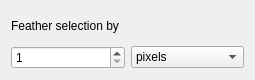
KDE/krita, file krita/plugins/extensions/modify_selection/wdg_feather_selection.ui: the form before one commit.
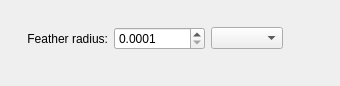
The form after the commit.

Commit message:
Rework modify selection dialogs.
Add all supported units by KoUnit to border, feather, grow and shrink
selection dialogs.
Fix the layout of the dialogs.

Thanks to Boudewijn Rempt for review.
Thanks to Sven Langkamp for his help.

The edit to the form file:
```diff
--- a/krita/plugins/extensions/modify_selection/wdg_feather_selection.ui
+++ b/krita/plugins/extensions/modify_selection/wdg_feather_selection.ui
@@ -6,40 +6,117 @@
    <rect>
     <x>0</x>
     <y>0</y>
-    <width>255</width>
-    <height>80</height>
+    <width>340</width>
+    <height>86</height>
    </rect>
   </property>
   <layout class="QGridLayout">
-   <item row="1" column="0">
-    <widget class="QSpinBox" name="radiusSpinBox">
-     <property name="minimum">
-      <number>1</number>
-     </property>
-     <property name="maximum">
-      <number>10000</number>
-     </property>
-     <property name="value">
-      <number>1</number>
-     </property>
-    </widget>
-   </item>
    <item row="1" column="1">
-    <widget class="QComboBox" name="comboBox1">
-     <item>
-      <property name="text">
-       <string>pixels</string>
-      </property>
-     </item>
-    </widget>
-   </item>
-   <item row="0" column="0">
     <widget class="QLabel" name="textLabel1">
      <property name="text">
-      <string>Feather selection by</string>
+      <string>Feather radius:</string>
      </property>
+     <property name="alignment">
+      <set>Qt::AlignRight|Qt::AlignTrailing|Qt::AlignVCenter</set>
+     </property>
     </widget>
    </item>
+   <item row="2" column="1">
+    <spacer name="verticalSpacer_2">
+     <property name="orientation">
+      <enum>Qt::Vertical</enum>
+     </property>
+     <property name="sizeType">
+      <enum>QSizePolicy::MinimumExpanding</enum>
+     </property>
+     <property name="sizeHint" stdset="0">
+      <size>
+       <width>20</width>
+       <height>16</height>
+      </size>
+     </property>
+    </spacer>
+   </item>
+   <item row="0" column="1">
+    <spacer name="verticalSpacer">
+     <property name="orientation">
+      <enum>Qt::Vertical</enum>
+     </property>
+     <property name="sizeType">
+      <enum>QSizePolicy::Fixed</enum>
+     </property>
+     <property name="sizeHint" stdset="0">
+      <size>
+       <width>20</width>
+       <height>16</height>
+      </size>
+     </property>
+    </spacer>
+   </item>
+   <item row="1" column="2">
+    <widget class="QSpinBox" name="spbRadius">
+     <property name="minimum">
+      <number>1</number>
+     </property>
+     <property name="maximum">
+      <number>100000</number>
+     </property>
+     <property name="value">
+      <number>1</number>
+     </property>
+    </widget>
+   </item>
+   <item row="1" column="2">
+    <widget class="QDoubleSpinBox" name="spbRadiusDouble">
+     <property name="decimals">
+      <number>4</number>
+     </property>
+     <property name="minimum">
+      <double>0.000100000000000</double>
+     </property>
+     <property name="maximum">
+      <double>10000.000000000000000</double>
+     </property>
+     <property name="singleStep">
+      <double>0.100000000000000</double>
+     </property>
+    </widget>
+   </item>
+   <item row="1" column="0">
+    <spacer name="horizontalSpacer">
+     <property name="orientation">
+      <enum>Qt::Horizontal</enum>
+     </property>
+     <property name="sizeType">
+      <enum>QSizePolicy::Fixed</enum>
+     </property>
+     <property name="sizeHint" stdset="0">
+      <size>
+       <width>16</width>
+       <height>20</height>
+      </size>
+     </property>
+    </spacer>
+   </item>
+   <item row="1" column="4">
+    <spacer name="horizontalSpacer_2">
+     <property name="orientation">
+      <enum>Qt::Horizontal</enum>
+     </property>
+     <property name="sizeType">
+      <enum>QSizePolicy::MinimumExpanding</enum>
+     </property>
+     <property name="sizeHint" stdset="0">
+      <size>
+       <width>16</width>
+       <height>20</height>
+      </size>
+     </property>
+    </spacer>
+   </item>
+   <item row="1" column="3">
+    <widget class="QComboBox" name="cmbUnit"/>
+   </item>
   </layout>
  </widget>
  <tabstops>
```
Left out of the diff: 4 changed lines with no effect on the pictures. The commit also changes 12 other files.
